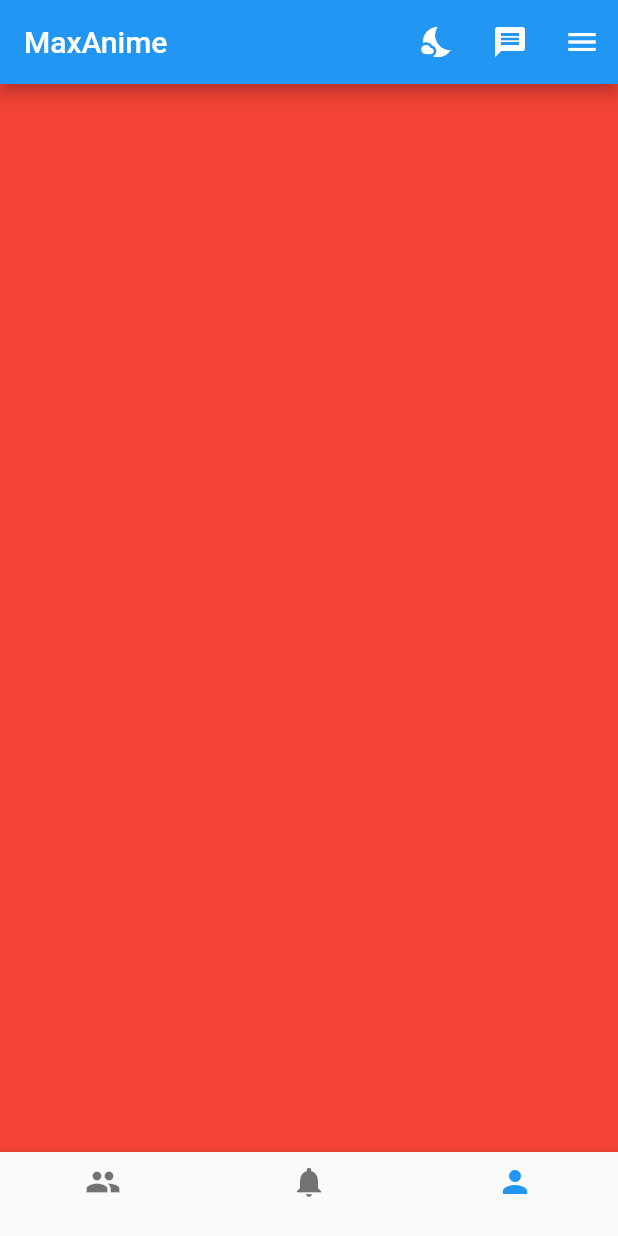
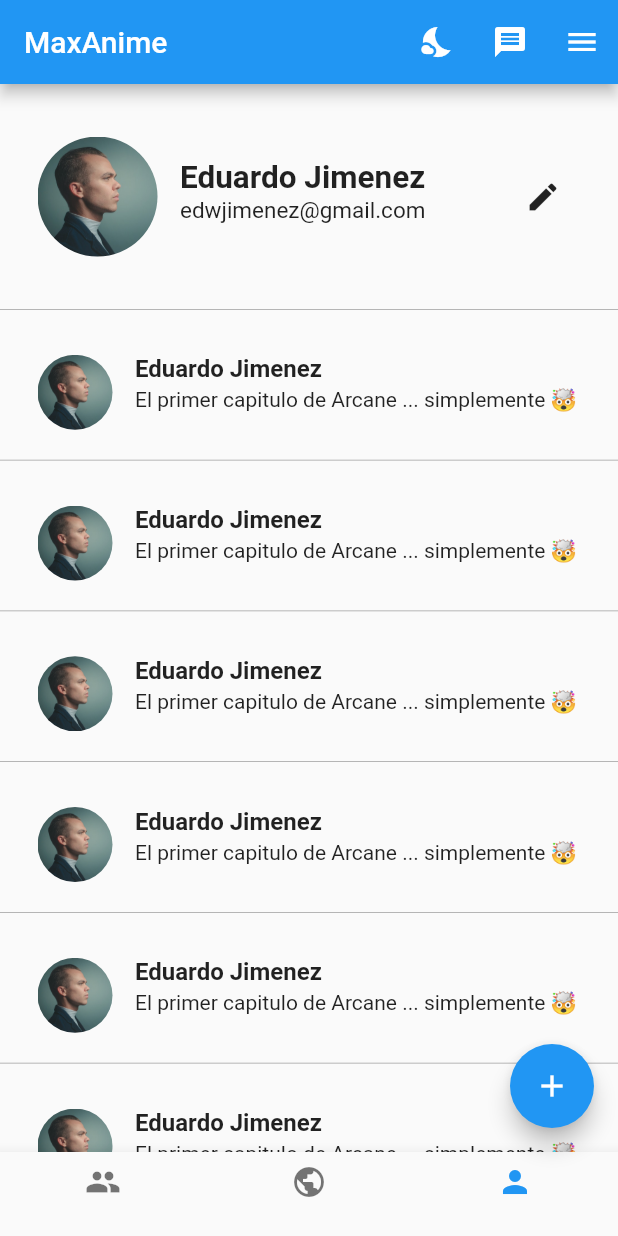
Before and after one commit to AnnyRuiz/Red-Social-Anime, a Flutter app: the Principal screen opened by its route, item 3 of the bottom bar chosen, on a phone screen of 412 x 824 dp. Run offline on Flutter 3.47's test engine with Material 2 defaults, Android fonts, the light colour scheme and no system bars; our stand-ins replace get; missing offline and left inert: dart:ffi.

Commit message:
Implementando vistas de el feed y el profile

```diff
--- a/lib/ui/pages/feed.dart
+++ b/lib/ui/pages/feed.dart
@@ -1,11 +1,13 @@
+import 'package:flutter/cupertino.dart';
 import 'package:flutter/material.dart';
+import '../widges/post_list.dart';
 
 class Feed extends StatelessWidget{
   @override
   Widget build(BuildContext context) {
     // TODO: implement build
     return Container(
-      color: Colors.blue,
+      child: PostList('feed'),
     );
   }
 
--- a/lib/ui/pages/principal.dart
+++ b/lib/ui/pages/principal.dart
@@ -89,6 +89,10 @@ class _Principal extends State<Principal>{
           onTap: onTapTapped,
           currentIndex: indexTap,
           items: BottomBar().bottom_items(),
+        ),
+        floatingActionButton: FloatingActionButton(
+          onPressed: (){},
+          child: Icon(Icons.add),
         )
     );
   }
--- a/lib/ui/pages/profile.dart
+++ b/lib/ui/pages/profile.dart
@@ -1,11 +1,94 @@
 import 'package:flutter/material.dart';
+import '../widges/post_list.dart';
 
-class Profile extends StatelessWidget{
+class Profile extends StatefulWidget{
+
+  @override
+  State<StatefulWidget> createState() {
+    // TODO: implement createState
+    return _Profile();
+  }
+
+}
+
+class _Profile extends State<Profile>{
+
+  String pathImage = 'assets/imags/profile.jpg';
+  String nombre = 'Eduardo Jimenez';
+  String email = 'edwjimenez@gmail.com';
+
+
   @override
   Widget build(BuildContext context) {
     // TODO: implement build
-    return Container(
-      color: Colors.red,
+
+    final photo = Container(
+      width: 80,
+      height: 80,
+      margin: EdgeInsets.only(
+        right: 15
+      ),
+      decoration: BoxDecoration(
+          shape: BoxShape.circle,
+          image: DecorationImage(
+              fit:BoxFit.cover,
+              image: AssetImage(pathImage)
+          )
+      ),
+    );
+
+    final datos = Expanded(
+      child: Container(
+        height: 50,
+        child: Column(
+          crossAxisAlignment: CrossAxisAlignment.start,
+          children: [
+            Text(
+              nombre,
+              style: TextStyle(
+                fontWeight: FontWeight.bold,
+                fontSize: 21
+              ),
+            ),
+            Text(
+              email,
+                style: TextStyle(
+                    fontSize: 15
+                )
+            )
+          ],
+        ),
+      )
+    );
+
+    final edit = Container(
+      height: 80,
+      width: 50,
+      alignment: Alignment.center,
+      child: Icon(Icons.edit),
+    );
+
+    final userData = Container(
+      height: 100,
+      margin: EdgeInsets.all(25),
+      child: Row(
+        children: [
+          photo,
+          datos,
+          edit
+        ],
+      ),
+    );
+
+    return Scaffold(
+      body: Container(
+        child: Column(
+          children: [
+            userData,
+            Expanded(child: PostList('profile'),)
+          ],
+        ),
+      ),
     );
   }
 
--- a/lib/ui/pages/register.dart
+++ b/lib/ui/pages/register.dart
@@ -1,4 +1,5 @@
 import 'package:flutter/material.dart';
+import 'package:get/get.dart';
 
 class RegisterPage extends StatefulWidget {
   const RegisterPage({Key? key}) : super(key: key);
@@ -85,7 +86,7 @@ class _RegisterPageState extends State<RegisterPage> {
                 child: MaterialButton(
                   child: const Text("Volver!"),
                   onPressed: () {
-                    Navigator.pop(context);
+                    Get.toNamed('/login');
                   },
                 ),
               ),
--- a/lib/ui/widges/bottom_bar.dart
+++ b/lib/ui/widges/bottom_bar.dart
@@ -15,7 +15,7 @@ class BottomBar{
             label: ""
         ),
         BottomNavigationBarItem(
-            icon: Icon(Icons.notifications),
+            icon: Icon(Icons.public),
             label: ""
         ),
         BottomNavigationBarItem(
--- /dev/null
+++ b/lib/ui/widges/post.dart
@@ -0,0 +1,87 @@
+import 'package:flutter/material.dart';
+import 'package:flutter/rendering.dart';
+
+class Post extends StatefulWidget{
+
+  String pathImage;
+  String nombre;
+  String contenido;
+
+  Post({Key? key, required this.nombre, required this.pathImage, required this.contenido});
+
+  @override
+  State<StatefulWidget> createState() {
+    // TODO: implement createState
+    return _Post();
+  }
+
+}
+
+class _Post extends State<Post>{
+  @override
+  Widget build(BuildContext context) {
+    // TODO: implement build
+
+    double screenWidth = MediaQuery.of(context).size.width;
+
+    final photo = Container(
+      width: 50,
+      height: 50,
+      margin: EdgeInsets.only(
+          right: 15
+      ),
+      decoration: BoxDecoration(
+          shape: BoxShape.circle,
+          image: DecorationImage(
+              fit:BoxFit.cover,
+              image: AssetImage(widget.pathImage)
+          )
+      ),
+    );
+
+    final postData = Column(
+      crossAxisAlignment: CrossAxisAlignment.start,
+      children: [
+        Text(
+          widget.nombre,
+          style: TextStyle(
+            fontSize: 16,
+            fontWeight: FontWeight.bold,
+          ),
+        ),
+        Container(
+          child: Text(
+            widget.contenido,
+            style: TextStyle(
+              height: 1.4
+            ),
+          ),
+        )
+      ],
+    );
+
+    return Container(
+      decoration: BoxDecoration(
+        border: Border(
+          top: BorderSide(width: 0.5, color: Colors.grey)
+        )
+      ),
+      padding: EdgeInsets.only(
+        top: 30,
+        left: 25,
+        right: 25,
+        bottom: 20
+      ),
+      width: screenWidth - 60,
+      child: Row(
+        crossAxisAlignment: CrossAxisAlignment.start,
+        children: [
+          photo,
+          Expanded(child: postData)
+        ],
+      ),
+
+    );
+  }
+
+}
--- /dev/null
+++ b/lib/ui/widges/post_list.dart
@@ -0,0 +1,48 @@
+import 'package:flutter/material.dart';
+import 'post.dart';
+
+
+class PostList extends StatelessWidget{
+
+  String area = 'feed';
+
+  PostList(this.area);
+
+  @override
+  Widget build(BuildContext context) {
+    // TODO: implement build
+    final feed = ListView(
+      children: [
+        Post(nombre: 'Eduardo Avendaño', pathImage: 'assets/imags/profile.jpg', contenido: 'El primer capitulo de Arcane ... simplemente 🤯'),
+        Post(nombre: 'Laura Bello', pathImage: 'assets/imags/profile2.jpg', contenido: '🤩 Recien compre la saga de GitiX ... Estoy emocionada'),
+        Post(nombre: 'Eduardo Avendaño', pathImage: 'assets/imags/profile.jpg', contenido: 'El primer capitulo de Arcane ... simplemente 🤯'),
+        Post(nombre: 'Laura Bello', pathImage: 'assets/imags/profile2.jpg', contenido: '🤩 Recien compre la saga de GitiX ... Estoy emocionada'),
+        Post(nombre: 'Eduardo Avendaño', pathImage: 'assets/imags/profile.jpg', contenido: 'El primer capitulo de Arcane ... simplemente 🤯'),
+        Post(nombre: 'Laura Bello', pathImage: 'assets/imags/profile2.jpg', contenido: '🤩 Recien compre la saga de GitiX ... Estoy emocionada'),
+        Post(nombre: 'Eduardo Avendaño', pathImage: 'assets/imags/profile.jpg', contenido: 'El primer capitulo de Arcane ... simplemente 🤯'),
+        Post(nombre: 'Laura Bello', pathImage: 'assets/imags/profile2.jpg', contenido: '🤩 Recien compre la saga de GitiX ... Estoy emocionada'),
+
+      ],
+    );
+
+    final profile = ListView(
+      children: [
+        Post(nombre: 'Eduardo Jimenez', pathImage: 'assets/imags/profile.jpg', contenido: 'El primer capitulo de Arcane ... simplemente 🤯'),
+        Post(nombre: 'Eduardo Jimenez', pathImage: 'assets/imags/profile.jpg', contenido: 'El primer capitulo de Arcane ... simplemente 🤯'),
+        Post(nombre: 'Eduardo Jimenez', pathImage: 'assets/imags/profile.jpg', contenido: 'El primer capitulo de Arcane ... simplemente 🤯'),
+        Post(nombre: 'Eduardo Jimenez', pathImage: 'assets/imags/profile.jpg', contenido: 'El primer capitulo de Arcane ... simplemente 🤯'),
+        Post(nombre: 'Eduardo Jimenez', pathImage: 'assets/imags/profile.jpg', contenido: 'El primer capitulo de Arcane ... simplemente 🤯'),
+        Post(nombre: 'Eduardo Jimenez', pathImage: 'assets/imags/profile.jpg', contenido: 'El primer capitulo de Arcane ... simplemente 🤯'),
+        Post(nombre: 'Eduardo Jimenez', pathImage: 'assets/imags/profile.jpg', contenido: 'El primer capitulo de Arcane ... simplemente 🤯'),
+
+      ],
+    );
+
+    if(area == 'feed'){
+      return feed;
+    }else{
+      return profile;
+    }
+  }
+
+}
```
Also changed, not shown: 1 other file.
